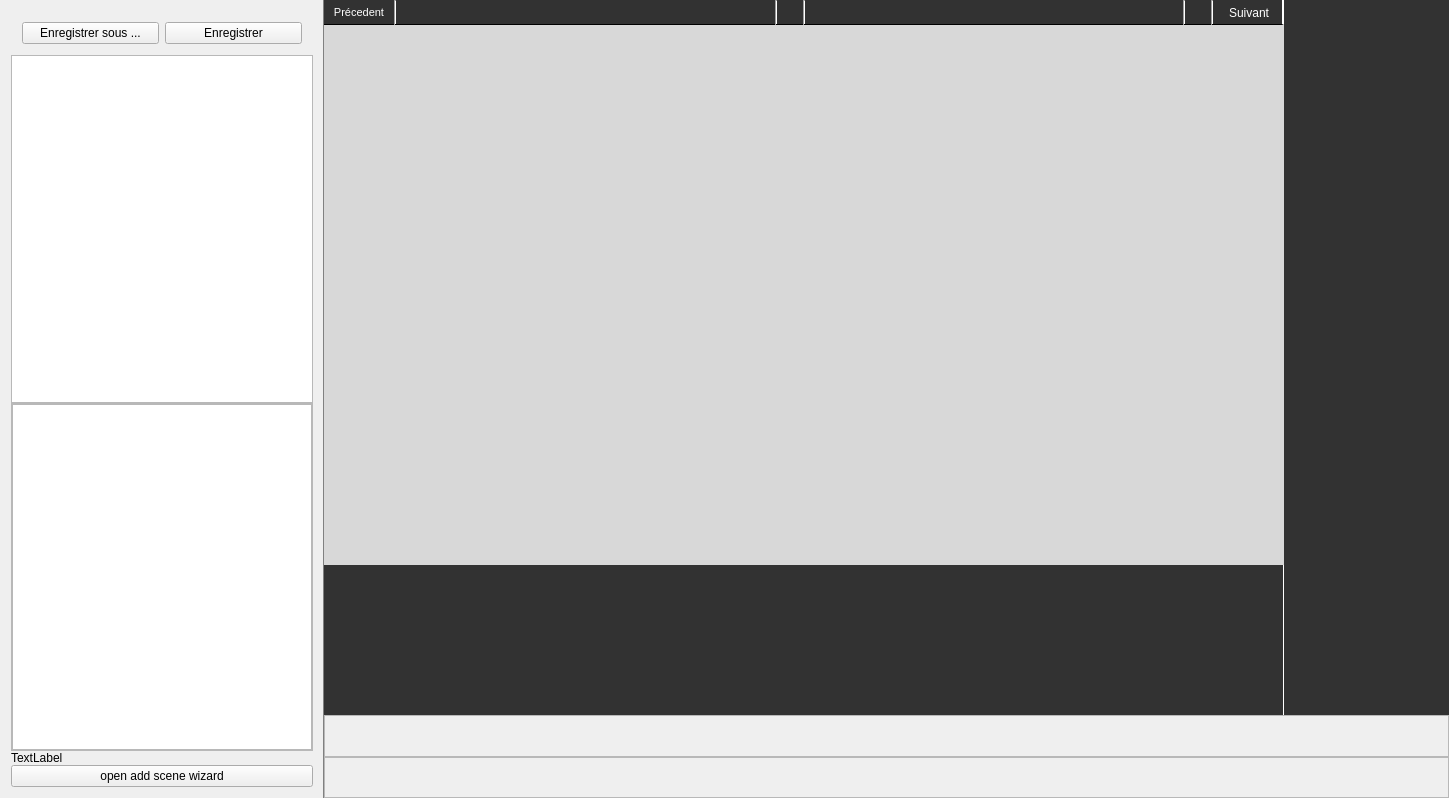
Before: the Qt Designer form cmainwindow.ui in ludomuse/LudoMuseEditor, drawn with Qt 5.
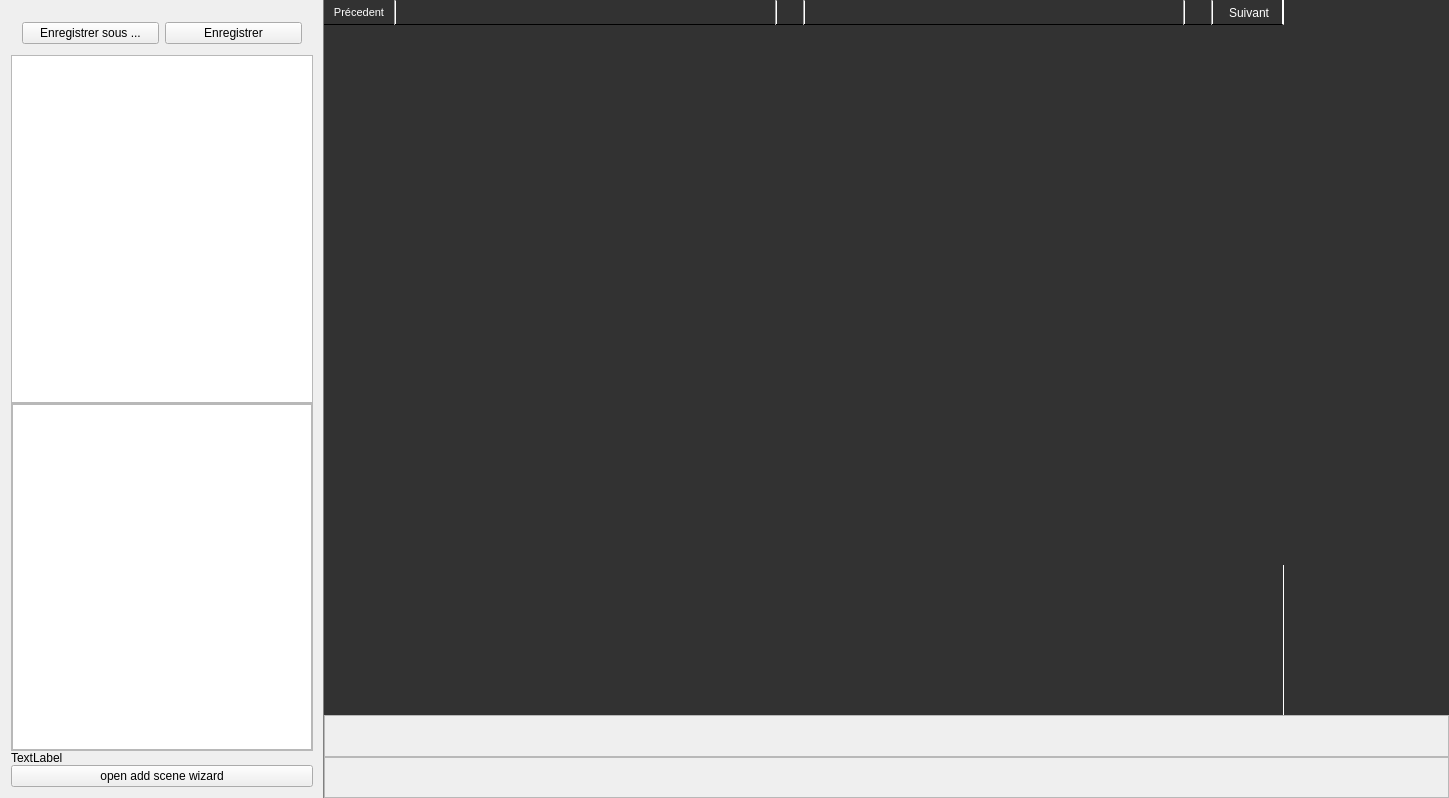
After: the same form once the commit is applied. Icons and pictures are not drawn. Custom widgets are drawn as their Qt base class.

```diff
--- a/cmainwindow.ui
+++ b/cmainwindow.ui
@@ -664,6 +664,11 @@
                   <height>540</height>
                  </size>
                 </property>
+                <property name="styleSheet">
+                 <string notr="true">#glViewContainer{
+	background-color : rgb(50, 50, 50)
+}</string>
+                </property>
                 <layout class="QVBoxLayout" name="verticalLayout_6">
                  <property name="spacing">
                   <number>0</number>
```
Left out of the diff: 2 changed lines with no effect on the pictures.
